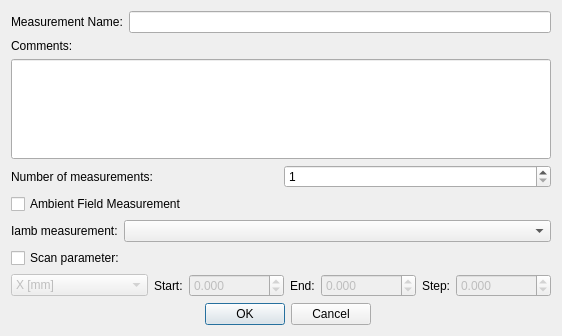
First picture: the form in movingwire/gui/ui/measurementdialog.ui, repository lnls-ima/moving-wire-control, before the edit.
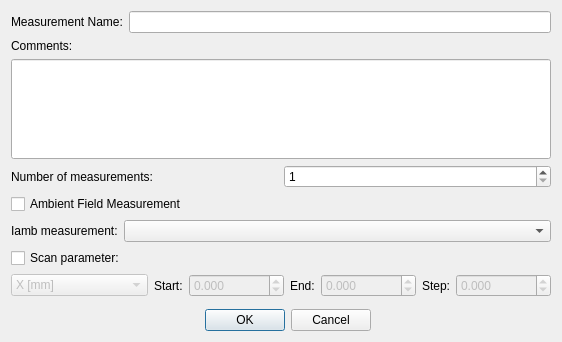
Second picture: the form after the edit.

What changed in the file:
```diff
--- a/movingwire/gui/ui/measurementdialog.ui
+++ b/movingwire/gui/ui/measurementdialog.ui
@@ -158,6 +158,46 @@
      </property>
     </widget>
    </item>
+   <item row="9" column="0">
+    <layout class="QHBoxLayout" name="horizontalLayout">
+     <item>
+      <spacer name="horizontalSpacer">
+       <property name="orientation">
+        <enum>Qt::Horizontal</enum>
+       </property>
+       <property name="sizeHint" stdset="0">
+        <size>
+         <width>40</width>
+         <height>20</height>
+        </size>
+       </property>
+      </spacer>
+     </item>
+     <item>
+      <widget class="QDialogButtonBox" name="buttonBox">
+       <property name="orientation">
+        <enum>Qt::Horizontal</enum>
+       </property>
+       <property name="standardButtons">
+        <set>QDialogButtonBox::Cancel|QDialogButtonBox::Ok</set>
+       </property>
+      </widget>
+     </item>
+     <item>
+      <spacer name="horizontalSpacer_2">
+       <property name="orientation">
+        <enum>Qt::Horizontal</enum>
+       </property>
+       <property name="sizeHint" stdset="0">
+        <size>
+         <width>40</width>
+         <height>20</height>
+        </size>
+       </property>
+      </spacer>
+     </item>
+    </layout>
+   </item>
    <item row="5" column="0">
     <layout class="QHBoxLayout" name="horizontalLayout_3">
      <item>
@@ -220,44 +260,7 @@
     </layout>
    </item>
    <item row="8" column="0">
-    <layout class="QHBoxLayout" name="horizontalLayout">
-     <item>
-      <spacer name="horizontalSpacer">
-       <property name="orientation">
-        <enum>Qt::Horizontal</enum>
-       </property>
-       <property name="sizeHint" stdset="0">
-        <size>
-         <width>40</width>
-         <height>20</height>
-        </size>
-       </property>
-      </spacer>
-     </item>
-     <item>
-      <widget class="QDialogButtonBox" name="buttonBox">
-       <property name="orientation">
-        <enum>Qt::Horizontal</enum>
-       </property>
-       <property name="standardButtons">
-        <set>QDialogButtonBox::Cancel|QDialogButtonBox::Ok</set>
-       </property>
-      </widget>
-     </item>
-     <item>
-      <spacer name="horizontalSpacer_2">
-       <property name="orientation">
-        <enum>Qt::Horizontal</enum>
-       </property>
-       <property name="sizeHint" stdset="0">
-        <size>
-         <width>40</width>
-         <height>20</height>
-        </size>
-       </property>
-      </spacer>
-     </item>
-    </layout>
+    <widget class="QWidget" name="wdg_und" native="true"/>
    </item>
   </layout>
  </widget>
```
Left out of the diff: 86 changed lines with no effect on the pictures.
